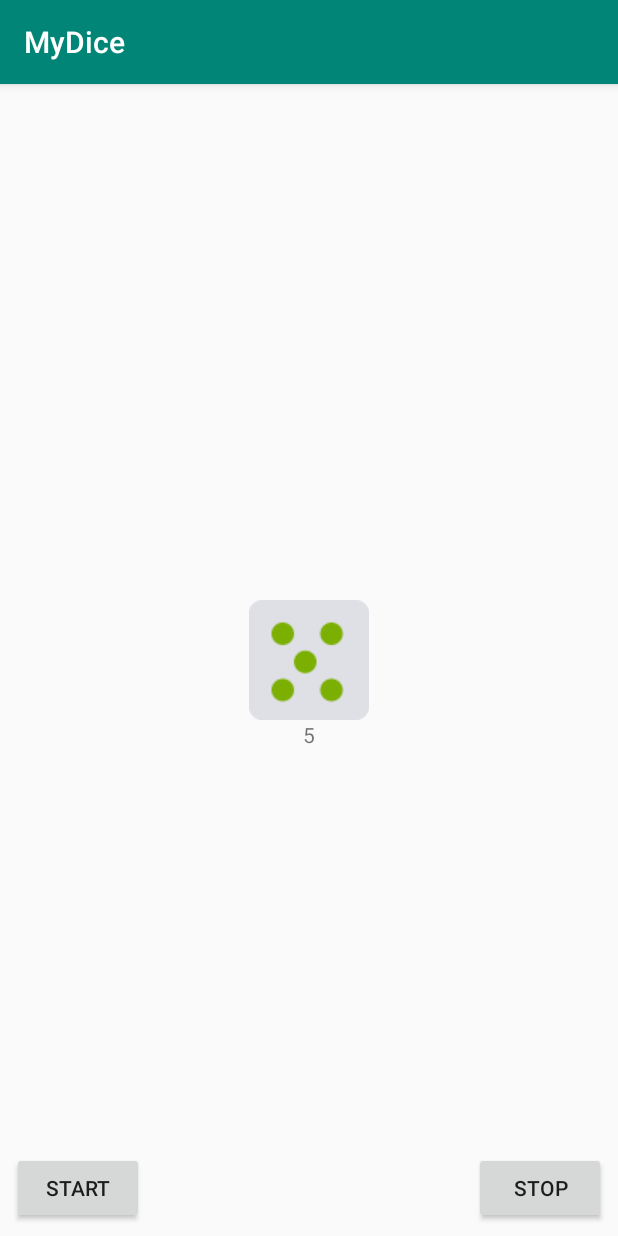
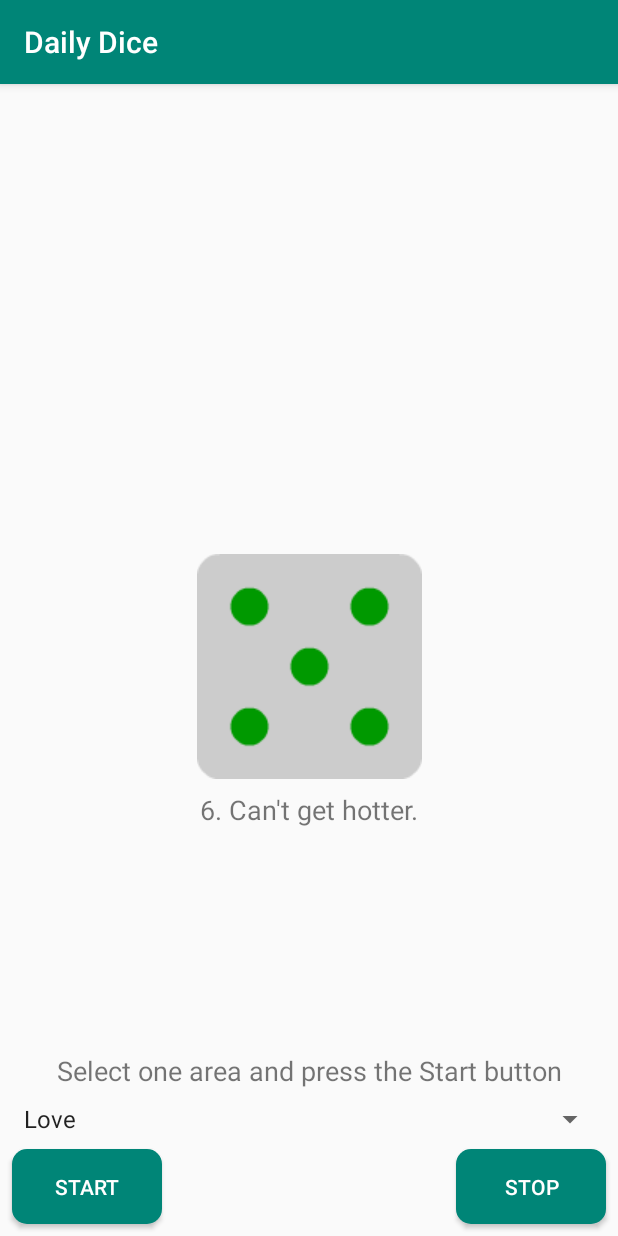
Before and after one commit to seekweeteck/MyDice, an Android app: the screen it shows after launch (MainActivity), after a tap on "STOP", on a phone screen of 412 x 824 dp. Run offline under Robolectric (Android 15) with nearby library versions, the phone set to English and light mode, and no system bars; 1 other tap on this screen came first.

Commit message:
Update drawables

```diff
--- a/app/src/main/java/my/edu/tarc/mydice/MainActivity.kt
+++ b/app/src/main/java/my/edu/tarc/mydice/MainActivity.kt
@@ -2,10 +2,9 @@ package my.edu.tarc.mydice
 
 import android.graphics.drawable.AnimationDrawable
 import android.media.MediaPlayer
+import android.os.Bundle
+import android.widget.ImageView
 import androidx.appcompat.app.AppCompatActivity
-import android.os.Bundle
-import android.os.SystemClock
-import android.widget.ImageView
 import kotlinx.android.synthetic.main.activity_main.*
 import kotlin.random.Random
 
@@ -14,11 +13,13 @@ class MainActivity : AppCompatActivity() {
     lateinit var imageViewDice : ImageView
     lateinit var dice : AnimationDrawable
 
+
     override fun onCreate(savedInstanceState: Bundle?) {
         super.onCreate(savedInstanceState)
         setContentView(R.layout.activity_main)
 
-        imageViewDice = findViewById<ImageView>(R.id.imageViewDice)
+        imageViewDice = findViewById(R.id.imageViewDice)
+
 
         buttonStart.setOnClickListener {
             //Play dice rolling sound
@@ -27,30 +28,55 @@ class MainActivity : AppCompatActivity() {
             mediaPlayer.isLooping = true
 
             //Play dice animation
-            imageViewDice.clearAnimation()
             imageViewDice.setBackgroundResource(R.drawable.dice_animation)
+
             dice = imageViewDice.background as AnimationDrawable
             dice.start()
+
         }
 
         buttonStop.setOnClickListener {
             //Generate a random integer number
             val random = Random.nextInt(1, 6)
-            textViewResult.text = random.toString()
 
             //Stop dice animation
             dice.stop()
 
+            //Stop rolling sound
             mediaPlayer.stop()
 
             when (random) {
-                1 -> imageViewDice.setImageResource(R.drawable.dice1)
-                2 -> imageViewDice.setImageResource(R.drawable.dice2)
-                3 -> imageViewDice.setImageResource(R.drawable.dice3)
-                4 -> imageViewDice.setImageResource(R.drawable.dice4)
-                5 -> imageViewDice.setImageResource(R.drawable.dice5)
+                1 -> imageViewDice.setBackgroundResource(R.drawable.dice1)
+                2 -> imageViewDice.setBackgroundResource(R.drawable.dice2)
+                3 -> imageViewDice.setBackgroundResource(R.drawable.dice3)
+                4 -> imageViewDice.setBackgroundResource(R.drawable.dice4)
+                5 -> imageViewDice.setBackgroundResource(R.drawable.dice5)
                 else ->
-                    imageViewDice.setImageResource(R.drawable.dice6)
+                    imageViewDice.setBackgroundResource(R.drawable.dice6)
+            }
+
+            val area = spinnerArea.selectedItemPosition
+            when(area){
+                0-> {
+                    val result = resources.getStringArray(R.array.love)
+                    textViewResult.text = String.format("%s", result[random].toString())
+                }
+                1->{
+                    val result = resources.getStringArray(R.array.friendship)
+                    textViewResult.text = String.format("%s", result[random].toString())
+                }
+                2->{
+                    val result = resources.getStringArray(R.array.career)
+                    textViewResult.text = String.format("%s", result[random].toString())
+                }
+                3->{
+                    val result = resources.getStringArray(R.array.wellness)
+                    textViewResult.text = String.format("%s", result[random].toString())
+                }
+                else->{
+                    val result = resources.getStringArray(R.array.money)
+                    textViewResult.text = String.format("%s", result[random].toString())
+                }
             }
         }
     }
--- /dev/null
+++ b/app/src/main/res/drawable/button_background.xml
@@ -0,0 +1,8 @@
+<?xml version="1.0" encoding="utf-8"?>
+<shape xmlns:android="http://schemas.android.com/apk/res/android" android:shape="rectangle">
+
+    <corners android:radius="10dp"/>
+    <solid android:color="@color/colorPrimary"/>
+    <size android:height="50dp" android:width="100dp"/>
+
+</shape>
--- /dev/null
+++ b/app/src/main/res/drawable/dice_animation2.xml
@@ -0,0 +1,22 @@
+<?xml version="1.0" encoding="utf-8"?>
+<animation-list xmlns:android="http://schemas.android.com/apk/res/android"
+    android:oneshot="false">
+    <item
+        android:drawable="@drawable/dice6"
+        android:duration="200" />
+    <item
+        android:drawable="@drawable/dice1"
+        android:duration="200" />
+    <item
+        android:drawable="@drawable/dice5"
+        android:duration="200" />
+    <item
+        android:drawable="@drawable/dice3"
+        android:duration="200" />
+    <item
+        android:drawable="@drawable/dice4"
+        android:duration="200" />
+    <item
+        android:drawable="@drawable/dice2"
+        android:duration="200" />
+</animation-list>
--- a/app/src/main/res/layout/activity_main.xml
+++ b/app/src/main/res/layout/activity_main.xml
@@ -10,16 +10,21 @@
         android:id="@+id/imageViewDice"
         android:layout_width="wrap_content"
         android:layout_height="wrap_content"
+        android:layout_marginStart="8dp"
+        android:layout_marginLeft="8dp"
+        android:layout_marginTop="8dp"
+        android:layout_marginEnd="8dp"
+        android:layout_marginRight="8dp"
         android:background="@drawable/dice_animation"
-        android:clickable="false"
         app:layout_constraintBottom_toBottomOf="parent"
-        app:layout_constraintLeft_toLeftOf="parent"
-        app:layout_constraintRight_toRightOf="parent"
+        app:layout_constraintEnd_toEndOf="parent"
+        app:layout_constraintStart_toStartOf="parent"
         app:layout_constraintTop_toTopOf="parent"
         tools:src="@drawable/dice1" />
 
     <Button
         android:id="@+id/buttonStart"
+        style="@style/ButtonStyle"
         android:layout_width="wrap_content"
         android:layout_height="wrap_content"
         android:layout_marginStart="8dp"
@@ -29,16 +34,9 @@
         app:layout_constraintBottom_toBottomOf="parent"
         app:layout_constraintStart_toStartOf="parent" />
 
-    <TextView
-        android:id="@+id/textViewResult"
-        android:layout_width="wrap_content"
-        android:layout_height="wrap_content"
-        app:layout_constraintEnd_toEndOf="@+id/imageViewDice"
-        app:layout_constraintStart_toStartOf="@+id/imageViewDice"
-        app:layout_constraintTop_toBottomOf="@+id/imageViewDice" />
-
     <Button
         android:id="@+id/buttonStop"
+        style="@style/ButtonStyle"
         android:layout_width="wrap_content"
         android:layout_height="wrap_content"
         android:layout_marginEnd="8dp"
@@ -48,4 +46,50 @@
         app:layout_constraintBottom_toBottomOf="parent"
         app:layout_constraintEnd_toEndOf="parent" />
 
+    <TextView
+        android:id="@+id/textViewTips"
+        android:layout_width="wrap_content"
+        android:layout_height="wrap_content"
+        android:layout_marginStart="8dp"
+        android:layout_marginLeft="8dp"
+        android:layout_marginEnd="8dp"
+        android:layout_marginRight="8dp"
+        android:layout_marginBottom="8dp"
+        android:text="Select one area and press the Start button"
+        android:textSize="18sp"
+        app:layout_constraintBottom_toTopOf="@+id/spinnerArea"
+        app:layout_constraintEnd_toEndOf="parent"
+        app:layout_constraintStart_toStartOf="parent" />
+
+    <Spinner
+        android:id="@+id/spinnerArea"
+        android:layout_width="0dp"
+        android:layout_height="wrap_content"
+        android:layout_marginStart="8dp"
+        android:layout_marginLeft="8dp"
+        android:layout_marginEnd="8dp"
+        android:layout_marginRight="8dp"
+        android:layout_marginBottom="8dp"
+        android:entries="@array/area"
+        android:spinnerMode="dialog"
+        app:layout_constraintBottom_toTopOf="@+id/buttonStart"
+        app:layout_constraintEnd_toEndOf="parent"
+        app:layout_constraintHorizontal_bias="0.0"
+        app:layout_constraintStart_toStartOf="parent" />
+
+    <TextView
+        android:id="@+id/textViewResult"
+        android:layout_width="wrap_content"
+        android:layout_height="wrap_content"
+        android:layout_marginStart="8dp"
+        android:layout_marginLeft="8dp"
+        android:layout_marginTop="8dp"
+        android:layout_marginEnd="8dp"
+        android:layout_marginRight="8dp"
+        android:text="Result"
+        android:textSize="18sp"
+        app:layout_constraintEnd_toEndOf="parent"
+        app:layout_constraintStart_toStartOf="parent"
+        app:layout_constraintTop_toBottomOf="@+id/imageViewDice" />
+
 </androidx.constraintlayout.widget.ConstraintLayout>
--- a/app/src/main/res/values/strings.xml
+++ b/app/src/main/res/values/strings.xml
@@ -1,3 +1,56 @@
 <resources>
-    <string name="app_name">MyDice</string>
+    <string name="app_name">Daily Dice</string>
+
+    <string-array name="area">
+        <item>Love</item>
+        <item>Friendship</item>
+        <item>Career</item>
+        <item>Wellness</item>
+        <item>Money</item>
+    </string-array>
+
+  <string-array name="love">
+        <item>1. There is a chill in the air.</item>
+        <item>2. Love is not in the stars.</item>
+        <item>3. Could be lust at first sight.</item>
+        <item>4. Romantic mindset improves.</item>
+        <item>5. This could be The One.</item>
+        <item>6. Can\'t get hotter.</item>
+    </string-array>
+
+    <string-array name="friendship">
+        <item>1. Beware of backstabbers.</item>
+        <item>2. Trust few today.</item>
+        <item>3. Things may be unclear</item>
+        <item>4. Spread your butterfly wings.</item>
+        <item>5. Everyone wants you.</item>
+        <item>6. Be a social butterfly today. </item>
+    </string-array>
+
+    <string-array name="career">
+        <item>1. You will get through the day.</item>
+        <item>2. Keep plugging away.</item>
+        <item>3. Work solo if possible.</item>
+        <item>4. Your productivity improves.</item>
+        <item>5. Expand your horizons.</item>
+        <item>6. Mega success possible.</item>
+    </string-array>
+
+    <string-array name="wellness">
+        <item>1. Don\'t push yourself today.</item>
+        <item>2. You need a nap.</item>
+        <item>3. Time to get more proactive.</item>
+        <item>4. You\'re OK.</item>
+        <item>5. Put your feet up.</item>
+        <item>6. You\'re in fine form</item>
+    </string-array>
+
+    <string-array name="money">
+        <item>1. Keep your wallet closed.</item>
+        <item>2. Pay what is owed.</item>
+        <item>3. Balance risk and reward.</item>
+        <item>4. Be a little generous.</item>
+        <item>5. Treat yourself.</item>
+        <item>6. Major moneymaking potential.</item>
+    </string-array>
 </resources>
--- a/app/src/main/res/values/styles.xml
+++ b/app/src/main/res/values/styles.xml
@@ -8,4 +8,8 @@
         <item name="colorAccent">@color/colorAccent</item>
     </style>
 
+    <style name="ButtonStyle" parent="Widget.AppCompat.Button">
+        <item name="android:background">@drawable/button_background</item>
+        <item name="android:textColor">@android:color/white</item>
+    </style>
 </resources>
```
Also changed, not shown: app/src/main/res/drawable/dice1.png, app/src/main/res/drawable/dice2.png, app/src/main/res/drawable/dice3.png, app/src/main/res/drawable/dice4.png, app/src/main/res/drawable/dice5.png, app/src/main/res/drawable/dice6.png.
